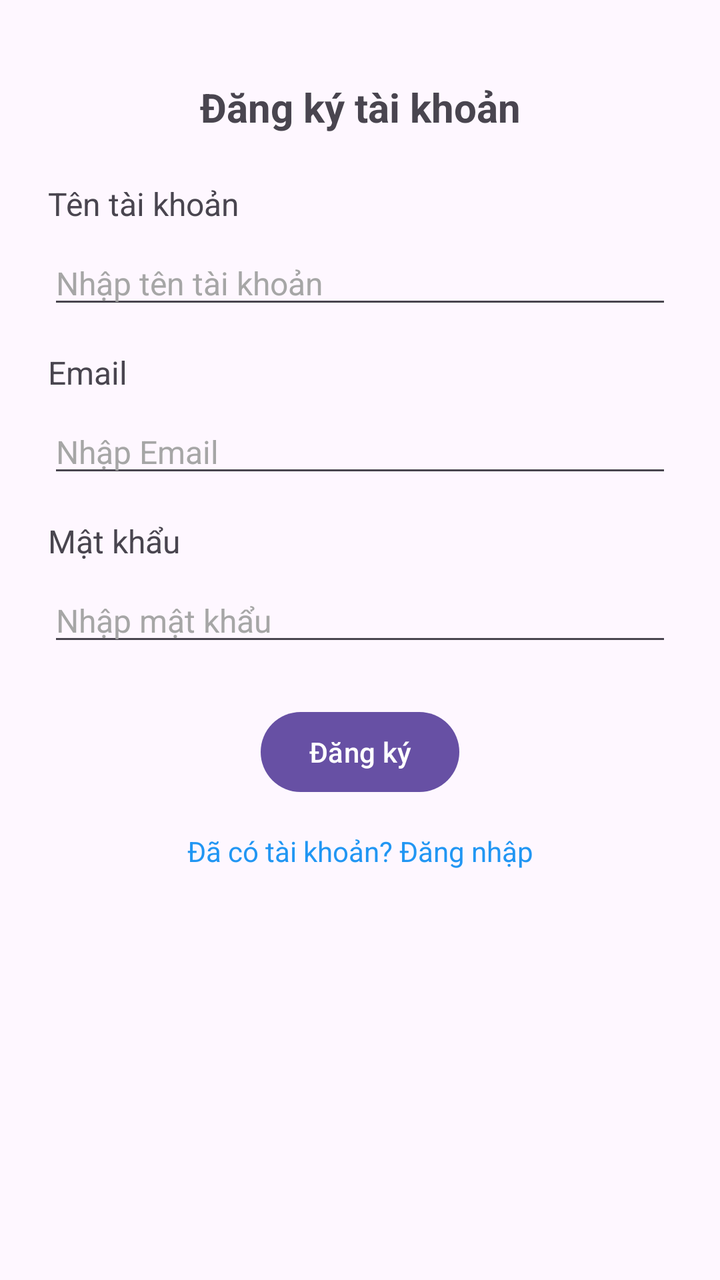
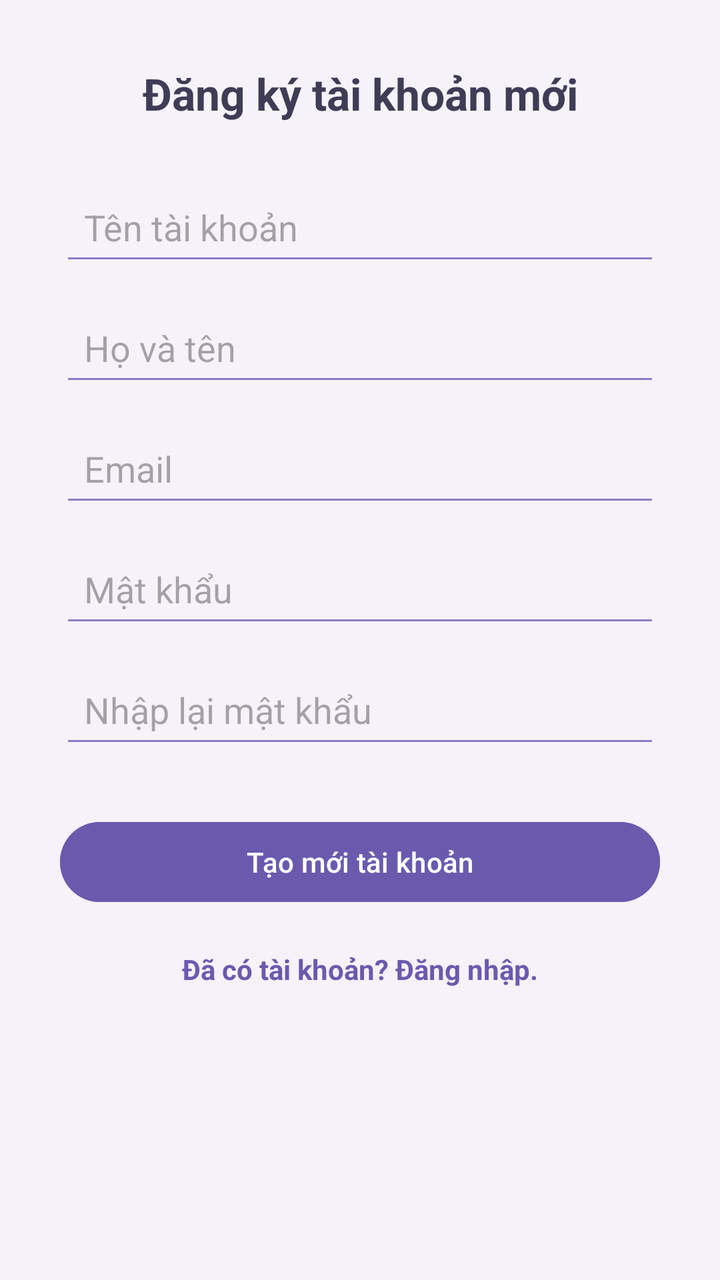

An Android layout rendered at two revisions. The XML below is the earlier revision; the diff shows what the commit changed to produce the second picture.
<!-- AndroidManifest.xml: application theme Theme.Project_02 -->
<!-- res/layout/activity_register.xml -->
<?xml version="1.0" encoding="utf-8"?>
<androidx.constraintlayout.widget.ConstraintLayout xmlns:android="http://schemas.android.com/apk/res/android"
    xmlns:app="http://schemas.android.com/apk/res-auto"
    xmlns:tools="http://schemas.android.com/tools"
    android:layout_width="match_parent"
    android:layout_height="match_parent"
    tools:context=".RegisterActivity">

    
    <TextView
        android:id="@+id/titleRegister"
        android:layout_width="wrap_content"
        android:layout_height="wrap_content"
        android:text="Đăng ký tài khoản"
        android:textSize="20sp"
        android:textStyle="bold"
        app:layout_constraintTop_toTopOf="parent"
        app:layout_constraintStart_toStartOf="parent"
        app:layout_constraintEnd_toEndOf="parent"
        android:layout_marginTop="40dp" />

    
    <TextView
        android:id="@+id/labelUsername"
        android:layout_width="wrap_content"
        android:layout_height="wrap_content"
        android:text="Tên tài khoản"
        android:textSize="16sp"
        app:layout_constraintTop_toBottomOf="@id/titleRegister"
        app:layout_constraintStart_toStartOf="parent"
        android:layout_marginStart="24dp"
        android:layout_marginTop="24dp"/>

    
    <EditText
        android:id="@+id/registerUsername"
        android:layout_width="0dp"
        android:layout_height="wrap_content"
        android:hint="Nhập tên tài khoản"
        android:inputType="text"
        android:textColorHint="#A6A6A6"
        android:textSize="16sp"
        app:layout_constraintTop_toBottomOf="@id/labelUsername"
        app:layout_constraintStart_toStartOf="parent"
        app:layout_constraintEnd_toEndOf="parent"
        android:layout_marginHorizontal="24dp"
        android:layout_marginTop="8dp"/>

    
    <TextView
        android:id="@+id/labelEmail"
        android:layout_width="wrap_content"
        android:layout_height="wrap_content"
        android:text="Email"
        android:textSize="16sp"
        app:layout_constraintTop_toBottomOf="@id/registerUsername"
        app:layout_constraintStart_toStartOf="parent"
        android:layout_marginStart="24dp"
        android:layout_marginTop="16dp"/>

    
    <EditText
        android:id="@+id/registerEmail"
        android:layout_width="0dp"
        android:layout_height="wrap_content"
        android:hint="Nhập Email"
        android:inputType="text"
        android:textColorHint="#A6A6A6"
        android:textSize="16sp"
        app:layout_constraintTop_toBottomOf="@id/labelEmail"
        app:layout_constraintStart_toStartOf="parent"
        app:layout_constraintEnd_toEndOf="parent"
        android:layout_marginHorizontal="24dp"
        android:layout_marginTop="8dp"/>

    
    <TextView
        android:id="@+id/labelPassword"
        android:layout_width="wrap_content"
        android:layout_height="wrap_content"
        android:text="Mật khẩu"
        android:textSize="16sp"
        app:layout_constraintTop_toBottomOf="@id/registerEmail"
        app:layout_constraintStart_toStartOf="parent"
        android:layout_marginStart="24dp"
        android:layout_marginTop="16dp"/>

    
    <EditText
        android:id="@+id/registerPassword"
        android:layout_width="0dp"
        android:layout_height="wrap_content"
        android:hint="Nhập mật khẩu"
        android:inputType="textPassword"
        android:textColorHint="#A6A6A6"
        android:textSize="16sp"
        app:layout_constraintTop_toBottomOf="@id/labelPassword"
        app:layout_constraintStart_toStartOf="parent"
        app:layout_constraintEnd_toEndOf="parent"
        android:layout_marginHorizontal="24dp"
        android:layout_marginTop="8dp"/>

    
    <Button
        android:id="@+id/registerButton"
        android:layout_width="wrap_content"
        android:layout_height="wrap_content"
        android:text="Đăng ký"
        app:layout_constraintTop_toBottomOf="@id/registerPassword"
        app:layout_constraintStart_toStartOf="parent"
        app:layout_constraintEnd_toEndOf="parent"
        android:layout_marginTop="24dp"/>

    
    <TextView
        android:id="@+id/backToLogin"
        android:layout_width="wrap_content"
        android:layout_height="wrap_content"
        android:text="Đã có tài khoản? Đăng nhập"
        android:textColor="#2196F3"
        android:textSize="14sp"
        app:layout_constraintTop_toBottomOf="@id/registerButton"
        app:layout_constraintStart_toStartOf="parent"
        app:layout_constraintEnd_toEndOf="parent"
        android:layout_marginTop="16dp"/>
</androidx.constraintlayout.widget.ConstraintLayout>
<!-- resources referenced by this layout -->
<resources>
  <style name="Theme.Project_02" parent="Base.Theme.Project_02" />
  <style name="Base.Theme.Project_02" parent="Theme.Material3.DayNight.NoActionBar">
          
          
      </style>
</resources>

<!-- the commit's change to res/layout/activity_register.xml (unified diff, before → after) -->
@@ -1,126 +1,124 @@
 <?xml version="1.0" encoding="utf-8"?>
-<androidx.constraintlayout.widget.ConstraintLayout xmlns:android="http://schemas.android.com/apk/res/android"
+<androidx.constraintlayout.widget.ConstraintLayout
+    xmlns:android="http://schemas.android.com/apk/res/android"
     xmlns:app="http://schemas.android.com/apk/res-auto"
     xmlns:tools="http://schemas.android.com/tools"
+    android:id="@+id/main"
     android:layout_width="match_parent"
     android:layout_height="match_parent"
+    android:background="#F6F2FA"
     tools:context=".RegisterActivity">
 
     
     <TextView
-        android:id="@+id/titleRegister"
+        android:id="@+id/textView4"
         android:layout_width="wrap_content"
         android:layout_height="wrap_content"
-        android:text="Đăng ký tài khoản"
-        android:textSize="20sp"
+        android:text="Đăng ký tài khoản mới"
+        android:textSize="22sp"
         android:textStyle="bold"
+        android:textColor="#3F3D56"
+        android:layout_marginTop="32dp"
         app:layout_constraintTop_toTopOf="parent"
         app:layout_constraintStart_toStartOf="parent"
-        app:layout_constraintEnd_toEndOf="parent"
-        android:layout_marginTop="40dp" />
+        app:layout_constraintEnd_toEndOf="parent" />
+
+    
+    <EditText
+        android:id="@+id/edtUser"
+        android:layout_width="300dp"
+        android:layout_height="wrap_content"
+        android:layout_marginTop="28dp"
+        android:hint="Tên tài khoản"
+        android:inputType="textPersonName"
+        android:padding="12dp"
+        android:backgroundTint="#8E7CC3"
+        app:layout_constraintTop_toBottomOf="@id/textView4"
+        app:layout_constraintStart_toStartOf="parent"
+        app:layout_constraintEnd_toEndOf="parent" />
+
+    
+    <EditText
+        android:id="@+id/edtName"
+        android:layout_width="300dp"
+        android:layout_height="wrap_content"
+        android:layout_marginTop="12dp"
+        android:hint="Họ và tên"
+        android:inputType="textPersonName"
+        android:padding="12dp"
+        android:backgroundTint="#8E7CC3"
+        app:layout_constraintTop_toBottomOf="@id/edtUser"
+        app:layout_constraintStart_toStartOf="parent"
+        app:layout_constraintEnd_toEndOf="parent" />
+
+    
+    <EditText
+        android:id="@+id/edtEmail"
+        android:layout_width="300dp"
+        android:layout_height="wrap_content"
+        android:layout_marginTop="12dp"
+        android:hint="Email"
+        android:inputType="textEmailAddress"
+        android:padding="12dp"
+        android:backgroundTint="#8E7CC3"
+        app:layout_constraintTop_toBottomOf="@id/edtName"
+        app:layout_constraintStart_toStartOf="parent"
+        app:layout_constraintEnd_toEndOf="parent" />
+
+    
+    <EditText
+        android:id="@+id/edtPass1"
+        android:layout_width="300dp"
+        android:layout_height="wrap_content"
+        android:layout_marginTop="12dp"
+        android:hint="Mật khẩu"
+        android:inputType="textPassword"
+        android:padding="12dp"
+        android:backgroundTint="#8E7CC3"
+        app:layout_constraintTop_toBottomOf="@id/edtEmail"
+        app:layout_constraintStart_toStartOf="parent"
+        app:layout_constraintEnd_toEndOf="parent" />
+
+    
+    <EditText
+        android:id="@+id/edtPass2"
+        android:layout_width="300dp"
+        android:layout_height="wrap_content"
+        android:layout_marginTop="12dp"
+        android:hint="Nhập lại mật khẩu"
+        android:inputType="textPassword"
+        android:padding="12dp"
+        android:backgroundTint="#8E7CC3"
+        app:layout_constraintTop_toBottomOf="@id/edtPass1"
+        app:layout_constraintStart_toStartOf="parent"
+        app:layout_constraintEnd_toEndOf="parent" />
+
+    
+    <Button
+        android:id="@+id/btnCreateUser"
+        android:layout_width="300dp"
+        android:layout_height="48dp"
+        android:layout_marginTop="28dp"
+        android:text="Tạo mới tài khoản"
+        android:textAllCaps="false"
+        android:textColor="@android:color/white"
+        android:backgroundTint="#6A5AAE"
+        app:layout_constraintTop_toBottomOf="@id/edtPass2"
+        app:layout_constraintStart_toStartOf="parent"
+        app:layout_constraintEnd_toEndOf="parent" />
 
     
     <TextView
-        android:id="@+id/labelUsername"
-        android:layout_width="wrap_content"
+        android:id="@+id/txtBack"
+        android:layout_width="300dp"
         android:layout_height="wrap_content"
-        android:text="Tên tài khoản"
-        android:textSize="16sp"
-        app:layout_constraintTop_toBottomOf="@id/titleRegister"
+        android:layout_marginTop="20dp"
+        android:text="Đã có tài khoản? Đăng nhập."
+        android:textAlignment="center"
+        android:textColor="#6A5AAE"
+        android:textStyle="bold"
+        app:layout_constraintTop_toBottomOf="@id/btnCreateUser"
         app:layout_constraintStart_toStartOf="parent"
-        android:layout_marginStart="24dp"
-        android:layout_marginTop="24dp"/>
+        app:layout_constraintEnd_toEndOf="parent" />
 
-    
-    <EditText
-        android:id="@+id/registerUsername"
-        android:layout_width="0dp"
-        android:layout_height="wrap_content"
-        android:hint="Nhập tên tài khoản"
-        android:inputType="text"
-        android:textColorHint="#A6A6A6"
-        android:textSize="16sp"
-        app:layout_constraintTop_toBottomOf="@id/labelUsername"
-        app:layout_constraintStart_toStartOf="parent"
-        app:layout_constraintEnd_toEndOf="parent"
-        android:layout_marginHorizontal="24dp"
-        android:layout_marginTop="8dp"/>
-
-    
-    <TextView
-        android:id="@+id/labelEmail"
-        android:layout_width="wrap_content"
-        android:layout_height="wrap_content"
-        android:text="Email"
-        android:textSize="16sp"
-        app:layout_constraintTop_toBottomOf="@id/registerUsername"
-        app:layout_constraintStart_toStartOf="parent"
-        android:layout_marginStart="24dp"
-        android:layout_marginTop="16dp"/>
-
-    
-    <EditText
-        android:id="@+id/registerEmail"
-        android:layout_width="0dp"
-        android:layout_height="wrap_content"
-        android:hint="Nhập Email"
-        android:inputType="text"
-        android:textColorHint="#A6A6A6"
-        android:textSize="16sp"
-        app:layout_constraintTop_toBottomOf="@id/labelEmail"
-        app:layout_constraintStart_toStartOf="parent"
-        app:layout_constraintEnd_toEndOf="parent"
-        android:layout_marginHorizontal="24dp"
-        android:layout_marginTop="8dp"/>
-
-    
-    <TextView
-        android:id="@+id/labelPassword"
-        android:layout_width="wrap_content"
-        android:layout_height="wrap_content"
-        android:text="Mật khẩu"
-        android:textSize="16sp"
-        app:layout_constraintTop_toBottomOf="@id/registerEmail"
-        app:layout_constraintStart_toStartOf="parent"
-        android:layout_marginStart="24dp"
-        android:layout_marginTop="16dp"/>
-
-    
-    <EditText
-        android:id="@+id/registerPassword"
-        android:layout_width="0dp"
-        android:layout_height="wrap_content"
-        android:hint="Nhập mật khẩu"
-        android:inputType="textPassword"
-        android:textColorHint="#A6A6A6"
-        android:textSize="16sp"
-        app:layout_constraintTop_toBottomOf="@id/labelPassword"
-        app:layout_constraintStart_toStartOf="parent"
-        app:layout_constraintEnd_toEndOf="parent"
-        android:layout_marginHorizontal="24dp"
-        android:layout_marginTop="8dp"/>
-
-    
-    <Button
-        android:id="@+id/registerButton"
-        android:layout_width="wrap_content"
-        android:layout_height="wrap_content"
-        android:text="Đăng ký"
-        app:layout_constraintTop_toBottomOf="@id/registerPassword"
-        app:layout_constraintStart_toStartOf="parent"
-        app:layout_constraintEnd_toEndOf="parent"
-        android:layout_marginTop="24dp"/>
-
-    
-    <TextView
-        android:id="@+id/backToLogin"
-        android:layout_width="wrap_content"
-        android:layout_height="wrap_content"
-        android:text="Đã có tài khoản? Đăng nhập"
-        android:textColor="#2196F3"
-        android:textSize="14sp"
-        app:layout_constraintTop_toBottomOf="@id/registerButton"
-        app:layout_constraintStart_toStartOf="parent"
-        app:layout_constraintEnd_toEndOf="parent"
-        android:layout_marginTop="16dp"/>
 </androidx.constraintlayout.widget.ConstraintLayout>
